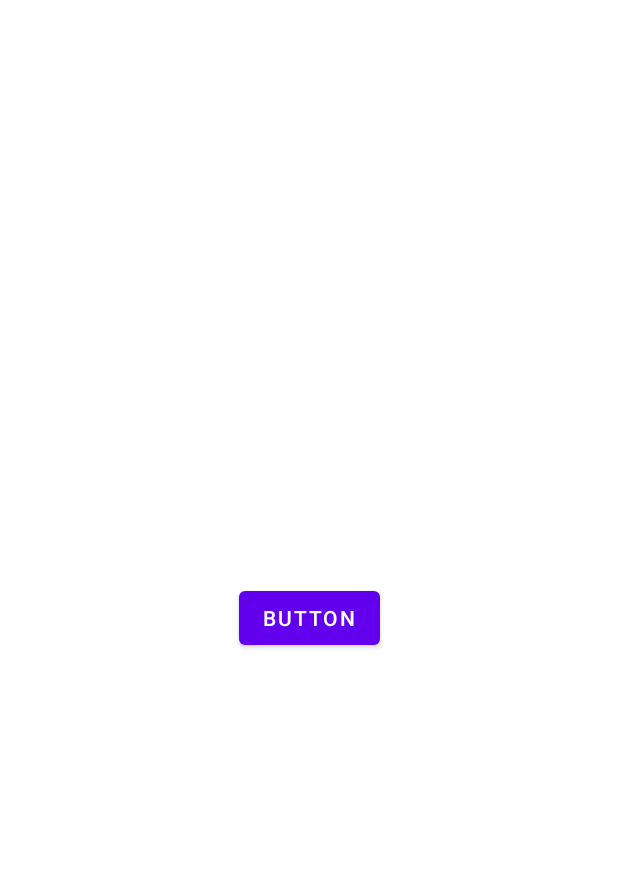
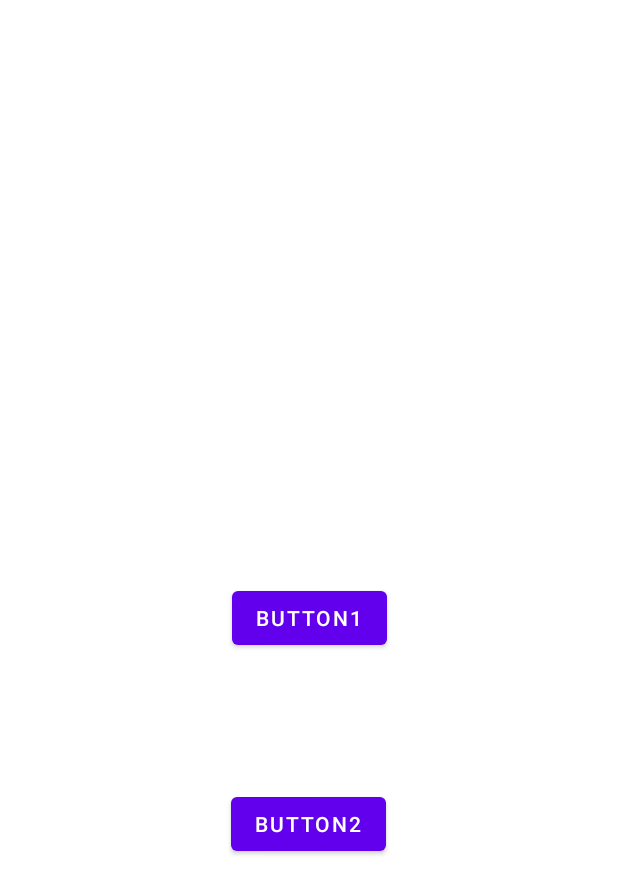
Before and after one commit to Decentralize-Intelligece/Toy_First_Mobile, an Android app: the screen it shows after launch (MainActivity), on a phone screen of 412 x 824 dp. Shown: the top 894 px of the screen. Run offline under Robolectric (Android 15) with nearby library versions, the phone set to English and light mode, and no system bars.

Commit message:
implement user login and redirected to user_home page if email and passwords are matching

```diff
--- a/app/src/main/java/com/example/toyfirstmobile/MainActivity.java
+++ b/app/src/main/java/com/example/toyfirstmobile/MainActivity.java
@@ -10,6 +10,7 @@ import android.view.View;
 import android.widget.Button;
 
 import com.example.toyfirstmobile.activity.category.AdminCategoryActivity;
+import com.example.toyfirstmobile.activity.login.UserLoginActivity;
 import com.example.toyfirstmobile.activity.register.UserRegisterActivity;
 import com.example.toyfirstmobile.adapter.CategoryAdapter;
 import com.example.toyfirstmobile.db.DBHelper;
@@ -28,14 +29,23 @@ public class MainActivity extends AppCompatActivity {
         super.onCreate(savedInstanceState);
 
         setContentView(R.layout.activity_main);
-        Button button = (Button) findViewById(R.id.mainactivitybtn);
-        button.setOnClickListener(new View.OnClickListener() {
+        Button button1 = (Button) findViewById(R.id.mainactivitybtn1);
+        button1.setOnClickListener(new View.OnClickListener() {
             @Override
             public void onClick(View v) {
                 Intent intent =  new Intent(v.getContext(), UserRegisterActivity.class);
                 v.getContext().startActivity(intent);
             }
         });
+
+        Button button2 = (Button) findViewById(R.id.mainactivitybtn2);
+        button2.setOnClickListener(new View.OnClickListener() {
+            @Override
+            public void onClick(View v) {
+                Intent intent =  new Intent(v.getContext(), UserLoginActivity.class);
+                v.getContext().startActivity(intent);
+            }
+        });
     }
 
 }
--- a/app/src/main/java/com/example/toyfirstmobile/activity/category/AdminCategoryActivity.java
+++ b/app/src/main/java/com/example/toyfirstmobile/activity/category/AdminCategoryActivity.java
@@ -52,7 +52,6 @@ public class AdminCategoryActivity extends AppCompatActivity {
                     public void onClick(DialogInterface dialog, int which) {
                         newCategoryName = input.getText().toString();
                         dbHelper.insertToyCategoryData(newCategoryName);
-                        dbHelper.insertUserData("Sudharaka","2dfSvhas",false,"Sudharaka Jayanath","dddddd","0775556667");
                         initData();
                         initRecyclerView();
 //
@@ -70,8 +69,8 @@ public class AdminCategoryActivity extends AppCompatActivity {
             }
         });
 
-        initData();
-        initRecyclerView();
+//        initData();
+//        initRecyclerView();
 
     }
 
--- a/app/src/main/java/com/example/toyfirstmobile/activity/register/UserRegisterActivity.java
+++ b/app/src/main/java/com/example/toyfirstmobile/activity/register/UserRegisterActivity.java
@@ -43,9 +43,8 @@ public class UserRegisterActivity extends AppCompatActivity {
                 String address3 = txtAddress3.getText().toString();
                 String mobile = txtMobile.getText().toString();
 
-                dbHelper.insertUserData(userName, password,false,fName + " " + lName,address1 + ", " + address2 + ", " + address3, mobile);
-
-            }
+                dbHelper.insertUserData(email,userName, password,false,fName + " " + lName,address1 + ", " + address2 + ", " + address3, mobile);
+                            }
         });
 
     }
--- a/app/src/main/res/layout/activity_main.xml
+++ b/app/src/main/res/layout/activity_main.xml
@@ -7,13 +7,25 @@
     tools:context=".MainActivity">
 
     <Button
-        android:id="@+id/mainactivitybtn"
+        android:id="@+id/mainactivitybtn1"
         android:layout_width="wrap_content"
         android:layout_height="wrap_content"
-        android:text="Button"
+        android:text="Button1"
         app:layout_constraintBottom_toBottomOf="parent"
         app:layout_constraintEnd_toEndOf="parent"
         app:layout_constraintStart_toStartOf="parent"
         app:layout_constraintTop_toTopOf="parent" />
 
+    <Button
+        android:id="@+id/mainactivitybtn2"
+        android:layout_width="wrap_content"
+        android:layout_height="wrap_content"
+        android:text="Button2"
+        app:layout_constraintBottom_toBottomOf="parent"
+        app:layout_constraintEnd_toEndOf="parent"
+        app:layout_constraintHorizontal_bias="0.498"
+        app:layout_constraintStart_toStartOf="parent"
+        app:layout_constraintTop_toTopOf="parent"
+        app:layout_constraintVertical_bias="0.677" />
+
 </androidx.constraintlayout.widget.ConstraintLayout>
--- a/app/src/main/res/layout/user_login.xml
+++ b/app/src/main/res/layout/user_login.xml
@@ -28,13 +28,13 @@
                 android:textAlignment="center"
                 android:textColor="#FE6D40"
                 android:textSize="34sp"
-                app:layout_constraintBottom_toTopOf="@+id/buttonCancel"
+                app:layout_constraintBottom_toTopOf="@+id/btnLogin"
                 app:layout_constraintEnd_toEndOf="parent"
                 app:layout_constraintStart_toStartOf="parent"
                 app:layout_constraintTop_toTopOf="parent" />
 
             <Button
-                android:id="@+id/buttonCancel"
+                android:id="@+id/btnLogin"
                 android:layout_width="245dp"
                 android:layout_height="0dp"
                 android:layout_marginStart="83dp"
```
Also changed, not shown: app/src/main/AndroidManifest.xml (+12 -2 lines), app/src/main/java/com/example/toyfirstmobile/activity/login/UserLoginActivity.java (added, +82 -0 lines), app/src/main/java/com/example/toyfirstmobile/activity/toy/AdminToyActivity.java (added, +7 -0 lines), app/src/main/java/com/example/toyfirstmobile/activity/user/UserHomeActivity.java (added, +14 -0 lines), app/src/main/java/com/example/toyfirstmobile/db/DBHelper.java (+27 -16 lines), app/src/main/res/layout/user_home.xml (added, +33 -0 lines).
